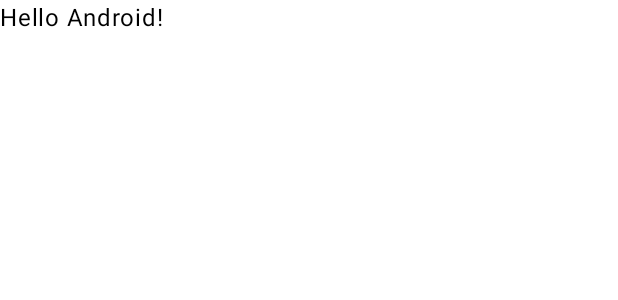
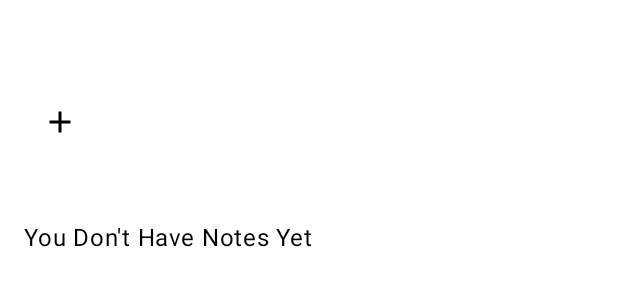
Before and after one commit to Midax2/Notepad-Speech-To-Text, an Android app built with Jetpack Compose: the @Preview function GreetingPreview, on a phone screen of 412 x 824 dp. Shown: the top 300 px of the screen. Run offline under Robolectric (Android 15) with nearby library versions, the light colour scheme and no system bars.

Commit message:
feat: Note Blocks are displayed now, Button to create new empty note

```diff
--- a/app/app/src/main/java/com/pg/notepadstt/MainActivity.kt
+++ b/app/app/src/main/java/com/pg/notepadstt/MainActivity.kt
@@ -1,17 +1,37 @@
 package com.pg.notepadstt
 
+import android.content.Intent
 import android.os.Bundle
+import android.util.Log
 import androidx.activity.ComponentActivity
 import androidx.activity.compose.setContent
 import androidx.activity.enableEdgeToEdge
+import androidx.compose.foundation.layout.Arrangement
+import androidx.compose.foundation.layout.Column
+import androidx.compose.foundation.layout.Spacer
 import androidx.compose.foundation.layout.fillMaxSize
+import androidx.compose.foundation.layout.height
 import androidx.compose.foundation.layout.padding
+import androidx.compose.foundation.rememberScrollState
+import androidx.compose.foundation.verticalScroll
+import androidx.compose.material.icons.Icons
+import androidx.compose.material.icons.filled.Add
+import androidx.compose.material.icons.filled.Close
+import androidx.compose.material3.Icon
+import androidx.compose.material3.IconButton
 import androidx.compose.material3.Scaffold
 import androidx.compose.material3.Text
 import androidx.compose.runtime.Composable
+import androidx.compose.runtime.mutableStateListOf
+import androidx.compose.runtime.remember
 import androidx.compose.ui.Modifier
+import androidx.compose.ui.platform.LocalConfiguration
+import androidx.compose.ui.platform.LocalContext
 import androidx.compose.ui.tooling.preview.Preview
+import androidx.compose.ui.unit.dp
+import com.pg.notepadstt.screens.NoteItemBlock
 import com.pg.notepadstt.ui.theme.NotepadSTTTheme
+import java.io.File
 
 class MainActivity : ComponentActivity() {
     override fun onCreate(savedInstanceState: Bundle?) {
@@ -32,10 +52,67 @@ class MainActivity : ComponentActivity() {
 
 @Composable
 fun Greeting(name: String, modifier: Modifier = Modifier) {
-    Text(
-        text = "Hello $name!",
-        modifier = modifier
-    )
+    val context= LocalContext.current
+    val configuration= LocalConfiguration.current
+    val screenHeight=configuration.screenHeightDp.dp
+    val notesDir = File(context.filesDir, "notes")
+    val files = remember {
+        mutableStateListOf<File>().apply {
+            addAll(notesDir.listFiles()?.toList() ?: emptyList())
+        }
+    }
+    val scrollState = rememberScrollState()
+
+    Column(
+        modifier = Modifier
+            .verticalScroll(scrollState)
+            .padding(16.dp),
+
+        verticalArrangement = Arrangement.SpaceBetween
+    ) {
+        Spacer(modifier = Modifier.height(screenHeight*0.05f))
+        IconButton(
+            onClick ={
+                val intent = Intent(context, NoteActivity::class.java).apply {
+                    putExtra("title", "")
+                    putExtra("content", "")
+                }
+                context.startActivity(intent)
+            }
+        ) {
+            Icon(
+                imageVector = Icons.Default.Add,
+                contentDescription = "NewNote"
+            )
+        }
+        Spacer(modifier = Modifier.height(screenHeight*0.05f))
+        if(files.size==0){
+            Text("You Don't Have Notes Yet")
+        }
+        files.forEach { file ->
+
+            Log.d("NotesFile", "File name: ${file.name}")
+            NoteItemBlock(
+                fileName = file.nameWithoutExtension,
+                onClick = {
+                    val intent = Intent(context, NoteActivity::class.java).apply {
+                        putExtra("title", file.nameWithoutExtension)
+                        putExtra("content", file.readText())
+                    }
+                    context.startActivity(intent)
+                },
+                onDelete = {
+                    file.delete()
+                    files.remove(file)
+
+                }
+            )
+
+        }
+        Spacer(modifier=Modifier.height(screenHeight*0.03f))
+
+    }
+
 }
 
 @Preview(showBackground = true)
```
